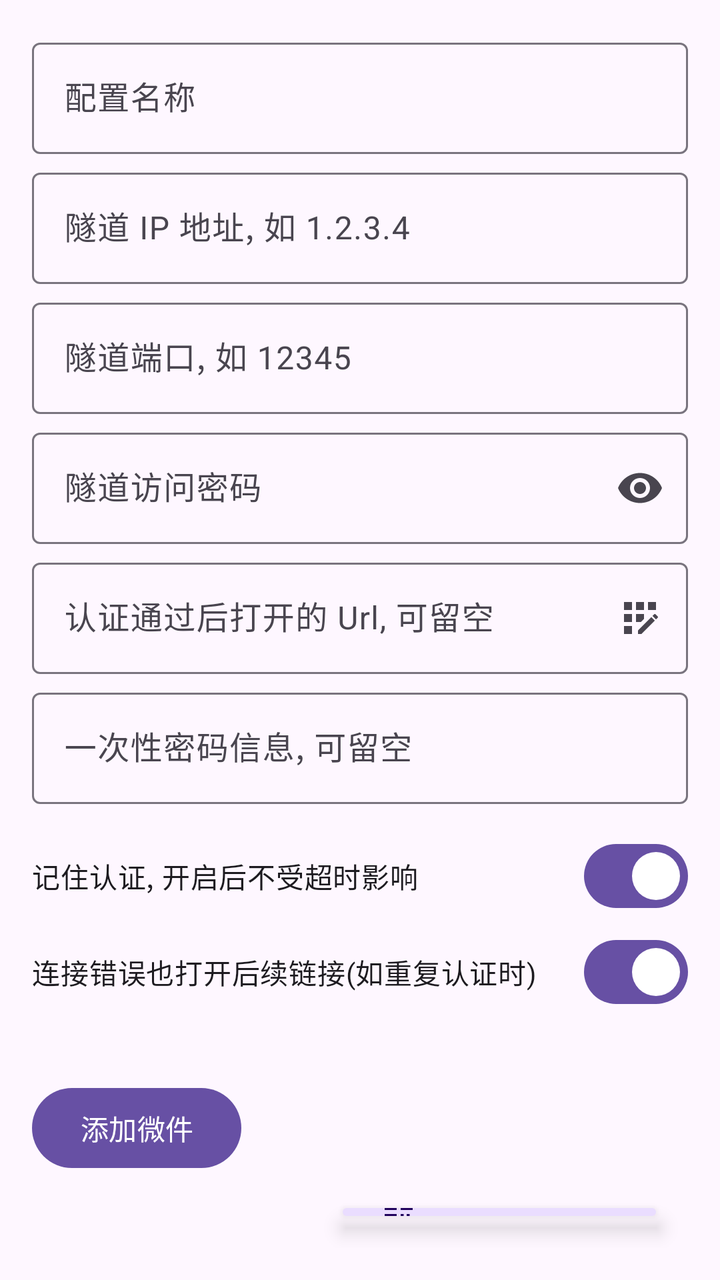
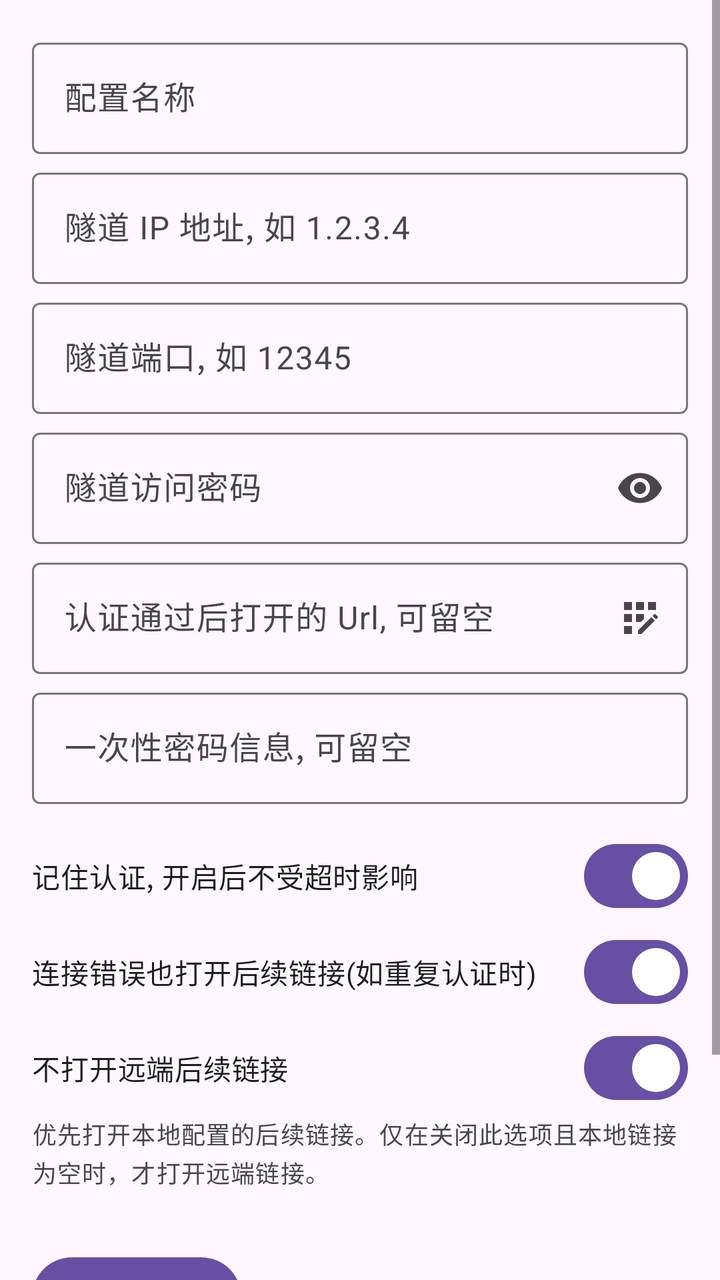

Compare the two renders of this Android layout. The source of the first and the diff that turns it into the second are given below.
<!-- AndroidManifest.xml: application theme Theme.SakuraFrpAuthPanelGuestTool -->
<!-- res/layout/auth_widget_configure.xml -->
<?xml version="1.0" encoding="utf-8"?>
<LinearLayout xmlns:android="http://schemas.android.com/apk/res/android"
    xmlns:app="http://schemas.android.com/apk/res-auto"
    android:layout_width="match_parent"
    android:layout_height="match_parent"
    android:orientation="vertical"
    android:padding="16dp">

    <com.google.android.material.textfield.TextInputLayout
        android:id="@+id/appwidget_name"
        android:layout_width="match_parent"
        android:layout_height="wrap_content"
        android:layout_marginBottom="4dp"
        android:hint="@string/configure"
        app:endIconMode="clear_text">

        <com.google.android.material.textfield.TextInputEditText
            android:layout_width="match_parent"
            android:layout_height="wrap_content" />
    </com.google.android.material.textfield.TextInputLayout>

    <com.google.android.material.textfield.TextInputLayout
        android:id="@+id/widget_addr"
        android:layout_width="match_parent"
        android:layout_height="wrap_content"
        android:layout_marginBottom="4dp"
        android:hint="@string/widget_addr"
        app:endIconMode="clear_text">

        <com.google.android.material.textfield.TextInputEditText
            android:layout_width="match_parent"
            android:layout_height="wrap_content" />
    </com.google.android.material.textfield.TextInputLayout>

    <com.google.android.material.textfield.TextInputLayout
        android:id="@+id/widget_port"
        android:layout_width="match_parent"
        android:layout_height="wrap_content"
        android:layout_marginBottom="4dp"
        android:hint="@string/widget_port"
        app:endIconMode="clear_text">

        <com.google.android.material.textfield.TextInputEditText
            android:layout_width="match_parent"
            android:layout_height="wrap_content" />
    </com.google.android.material.textfield.TextInputLayout>

    <com.google.android.material.textfield.TextInputLayout
        android:id="@+id/widget_pass"
        android:layout_width="match_parent"
        android:layout_height="wrap_content"
        android:layout_marginBottom="4dp"
        android:hint="@string/widget_pass"
        app:endIconMode="password_toggle">

        <com.google.android.material.textfield.TextInputEditText
            android:layout_width="match_parent"
            android:layout_height="wrap_content"
            android:inputType="textPassword" />
    </com.google.android.material.textfield.TextInputLayout>

    <com.google.android.material.textfield.TextInputLayout
        android:id="@+id/widget_call"
        android:layout_width="match_parent"
        android:layout_height="wrap_content"
        android:layout_marginBottom="4dp"
        android:hint="@string/widget_call"
        app:endIconContentDescription="@string/end_icon_app_select"
        app:endIconDrawable="@drawable/baseline_app_registration_24"
        app:endIconMode="custom">

        <com.google.android.material.textfield.TextInputEditText
            android:layout_width="match_parent"
            android:layout_height="wrap_content" />
    </com.google.android.material.textfield.TextInputLayout>

    <com.google.android.material.textfield.TextInputLayout
        android:id="@+id/widget_totp"
        android:layout_width="match_parent"
        android:layout_height="wrap_content"
        android:layout_marginBottom="4dp"
        android:hint="@string/widget_totp">

        <com.google.android.material.textfield.TextInputEditText
            android:layout_width="match_parent"
            android:layout_height="wrap_content" />
    </com.google.android.material.textfield.TextInputLayout>

    <com.google.android.material.materialswitch.MaterialSwitch
        android:id="@+id/widget_persist"
        android:layout_width="match_parent"
        android:layout_height="wrap_content"
        android:layout_marginTop="8dp"
        android:checked="true"
        android:text="@string/widget_persist" />

    <com.google.android.material.materialswitch.MaterialSwitch
        android:id="@+id/widget_alwayscb"
        android:layout_width="match_parent"
        android:layout_height="wrap_content"
        android:checked="true"
        android:text="@string/widget_alwayscb" />

    <Button
        android:id="@+id/add_button"
        style="@style/Widget.Material3.Button"
        android:layout_width="wrap_content"
        android:layout_height="wrap_content"
        android:layout_marginTop="30dp"
        android:text="@string/add_widget" />

    <androidx.coordinatorlayout.widget.CoordinatorLayout
        android:layout_width="match_parent"
        android:layout_height="match_parent"
        android:layout_gravity="bottom|end">

        <com.google.android.material.floatingactionbutton.ExtendedFloatingActionButton
            android:id="@+id/fab"
            android:layout_width="wrap_content"
            android:layout_height="wrap_content"
            android:layout_gravity="end|bottom"
            android:layout_margin="16dp"
            android:contentDescription="@string/btn_scan"
            android:text="@string/btn_scan"
            app:icon="@drawable/baseline_qr_code_scanner_24" />
    </androidx.coordinatorlayout.widget.CoordinatorLayout>

</LinearLayout>
<!-- resources referenced by this layout -->
<resources>
  <!-- drawable baseline_app_registration_24 (drawable) -->
  <vector android:height="24dp" android:tint="#FFFFFF"
      android:viewportHeight="24" android:viewportWidth="24"
      android:width="24dp" xmlns:android="http://schemas.android.com/apk/res/android">
      <path android:fillColor="@android:color/white" android:pathData="M10,4h4v4h-4z"/>
      <path android:fillColor="@android:color/white" android:pathData="M4,16h4v4h-4z"/>
      <path android:fillColor="@android:color/white" android:pathData="M4,10h4v4h-4z"/>
      <path android:fillColor="@android:color/white" android:pathData="M4,4h4v4h-4z"/>
      <path android:fillColor="@android:color/white" android:pathData="M14,12.42l0,-2.42l-4,0l0,4l2.42,0z"/>
      <path android:fillColor="@android:color/white" android:pathData="M20.88,11.29l-1.17,-1.17c-0.16,-0.16 -0.42,-0.16 -0.58,0L18.25,11L20,12.75l0.88,-0.88C21.04,11.71 21.04,11.45 20.88,11.29z"/>
      <path android:fillColor="@android:color/white" android:pathData="M11,18.25l0,1.75l1.75,0l6.67,-6.67l-1.75,-1.75z"/>
      <path android:fillColor="@android:color/white" android:pathData="M16,4h4v4h-4z"/>
  </vector>
  <!-- drawable baseline_qr_code_scanner_24 (drawable) -->
  <vector android:height="24dp" android:tint="#FFFFFF"
      android:viewportHeight="24" android:viewportWidth="24"
      android:width="24dp" xmlns:android="http://schemas.android.com/apk/res/android">
      <path android:fillColor="@android:color/white" android:pathData="M9.5,6.5v3h-3v-3H9.5M11,5H5v6h6V5L11,5zM9.5,14.5v3h-3v-3H9.5M11,13H5v6h6V13L11,13zM17.5,6.5v3h-3v-3H17.5M19,5h-6v6h6V5L19,5zM13,13h1.5v1.5H13V13zM14.5,14.5H16V16h-1.5V14.5zM16,13h1.5v1.5H16V13zM13,16h1.5v1.5H13V16zM14.5,17.5H16V19h-1.5V17.5zM16,16h1.5v1.5H16V16zM17.5,14.5H19V16h-1.5V14.5zM17.5,17.5H19V19h-1.5V17.5zM22,7h-2V4h-3V2h5V7zM22,22v-5h-2v3h-3v2H22zM2,22h5v-2H4v-3H2V22zM2,2v5h2V4h3V2H2z"/>
  </vector>
  <string name="add_widget">添加微件</string>
  <string name="btn_scan">扫码载入配置</string>
  <string name="configure">配置名称</string>
  <string name="end_icon_app_select">选择启动 APP</string>
  <string name="widget_addr">隧道 IP 地址, 如 1.2.3.4</string>
  <string name="widget_alwayscb">连接错误也打开后续链接(如重复认证时)</string>
  <string name="widget_call">认证通过后打开的 Url, 可留空</string>
  <string name="widget_pass">隧道访问密码</string>
  <string name="widget_persist">记住认证, 开启后不受超时影响</string>
  <string name="widget_port">隧道端口, 如 12345</string>
  <string name="widget_totp">一次性密码信息, 可留空</string>
  <style name="Theme.SakuraFrpAuthPanelGuestTool" parent="Theme.Material3.DayNight.NoActionBar" />
</resources>

<!-- the commit's change to res/layout/auth_widget_configure.xml (unified diff, before → after) -->
@@ -1,128 +1,147 @@
 <?xml version="1.0" encoding="utf-8"?>
-<LinearLayout xmlns:android="http://schemas.android.com/apk/res/android"
+<ScrollView xmlns:android="http://schemas.android.com/apk/res/android"
     xmlns:app="http://schemas.android.com/apk/res-auto"
     android:layout_width="match_parent"
     android:layout_height="match_parent"
-    android:orientation="vertical"
-    android:padding="16dp">
+    android:fillViewport="true">
 
-    <com.google.android.material.textfield.TextInputLayout
-        android:id="@+id/appwidget_name"
+    <LinearLayout
         android:layout_width="match_parent"
         android:layout_height="wrap_content"
-        android:layout_marginBottom="4dp"
-        android:hint="@string/configure"
-        app:endIconMode="clear_text">
+        android:orientation="vertical"
+        android:padding="16dp">
 
-        <com.google.android.material.textfield.TextInputEditText
-            android:layout_width="match_parent"
-            android:layout_height="wrap_content" />
-    </com.google.android.material.textfield.TextInputLayout>
-
-    <com.google.android.material.textfield.TextInputLayout
-        android:id="@+id/widget_addr"
-        android:layout_width="match_parent"
-        android:layout_height="wrap_content"
-        android:layout_marginBottom="4dp"
-        android:hint="@string/widget_addr"
-        app:endIconMode="clear_text">
-
-        <com.google.android.material.textfield.TextInputEditText
-            android:layout_width="match_parent"
-            android:layout_height="wrap_content" />
-    </com.google.android.material.textfield.TextInputLayout>
-
-    <com.google.android.material.textfield.TextInputLayout
-        android:id="@+id/widget_port"
-        android:layout_width="match_parent"
-        android:layout_height="wrap_content"
-        android:layout_marginBottom="4dp"
-        android:hint="@string/widget_port"
-        app:endIconMode="clear_text">
-
-        <com.google.android.material.textfield.TextInputEditText
-            android:layout_width="match_parent"
-            android:layout_height="wrap_content" />
-    </com.google.android.material.textfield.TextInputLayout>
-
-    <com.google.android.material.textfield.TextInputLayout
-        android:id="@+id/widget_pass"
-        android:layout_width="match_parent"
-        android:layout_height="wrap_content"
-        android:layout_marginBottom="4dp"
-        android:hint="@string/widget_pass"
-        app:endIconMode="password_toggle">
-
-        <com.google.android.material.textfield.TextInputEditText
+        <com.google.android.material.textfield.TextInputLayout
+            android:id="@+id/appwidget_name"
             android:layout_width="match_parent"
             android:layout_height="wrap_content"
-            android:inputType="textPassword" />
-    </com.google.android.material.textfield.TextInputLayout>
+            android:layout_marginBottom="4dp"
+            android:hint="@string/configure"
+            app:endIconMode="clear_text">
 
-    <com.google.android.material.textfield.TextInputLayout
-        android:id="@+id/widget_call"
-        android:layout_width="match_parent"
-        android:layout_height="wrap_content"
-        android:layout_marginBottom="4dp"
-        android:hint="@string/widget_call"
-        app:endIconContentDescription="@string/end_icon_app_select"
-        app:endIconDrawable="@drawable/baseline_app_registration_24"
-        app:endIconMode="custom">
+            <com.google.android.material.textfield.TextInputEditText
+                android:layout_width="match_parent"
+                android:layout_height="wrap_content" />
+        </com.google.android.material.textfield.TextInputLayout>
 
-        <com.google.android.material.textfield.TextInputEditText
+        <com.google.android.material.textfield.TextInputLayout
+            android:id="@+id/widget_addr"
             android:layout_width="match_parent"
-            android:layout_height="wrap_content" />
-    </com.google.android.material.textfield.TextInputLayout>
+            android:layout_height="wrap_content"
+            android:layout_marginBottom="4dp"
+            android:hint="@string/widget_addr"
+            app:endIconMode="clear_text">
 
-    <com.google.android.material.textfield.TextInputLayout
-        android:id="@+id/widget_totp"
-        android:layout_width="match_parent"
-        android:layout_height="wrap_content"
-        android:layout_marginBottom="4dp"
-        android:hint="@string/widget_totp">
+            <com.google.android.material.textfield.TextInputEditText
+                android:layout_width="match_parent"
+                android:layout_height="wrap_content" />
+        </com.google.android.material.textfield.TextInputLayout>
 
-        <com.google.android.material.textfield.TextInputEditText
+        <com.google.android.material.textfield.TextInputLayout
+            android:id="@+id/widget_port"
             android:layout_width="match_parent"
-            android:layout_height="wrap_content" />
-    </com.google.android.material.textfield.TextInputLayout>
+            android:layout_height="wrap_content"
+            android:layout_marginBottom="4dp"
+            android:hint="@string/widget_port"
+            app:endIconMode="clear_text">
 
-    <com.google.android.material.materialswitch.MaterialSwitch
-        android:id="@+id/widget_persist"
-        android:layout_width="match_parent"
-        android:layout_height="wrap_content"
-        android:layout_marginTop="8dp"
-        android:checked="true"
-        android:text="@string/widget_persist" />
+            <com.google.android.material.textfield.TextInputEditText
+                android:layout_width="match_parent"
+                android:layout_height="wrap_content" />
+        </com.google.android.material.textfield.TextInputLayout>
 
-    <com.google.android.material.materialswitch.MaterialSwitch
-        android:id="@+id/widget_alwayscb"
-        android:layout_width="match_parent"
-        android:layout_height="wrap_content"
-        android:checked="true"
-        android:text="@string/widget_alwayscb" />
+        <com.google.android.material.textfield.TextInputLayout
+            android:id="@+id/widget_pass"
+            android:layout_width="match_parent"
+            android:layout_height="wrap_content"
+            android:layout_marginBottom="4dp"
+            android:hint="@string/widget_pass"
+            app:endIconMode="password_toggle">
 
-    <Button
-        android:id="@+id/add_button"
-        style="@style/Widget.Material3.Button"
-        android:layout_width="wrap_content"
-        android:layout_height="wrap_content"
-        android:layout_marginTop="30dp"
-        android:text="@string/add_widget" />
+            <com.google.android.material.textfield.TextInputEditText
+                android:layout_width="match_parent"
+                android:layout_height="wrap_content"
+                android:inputType="textPassword" />
+        </com.google.android.material.textfield.TextInputLayout>
 
-    <androidx.coordinatorlayout.widget.CoordinatorLayout
-        android:layout_width="match_parent"
-        android:layout_height="match_parent"
-        android:layout_gravity="bottom|end">
+        <com.google.android.material.textfield.TextInputLayout
+            android:id="@+id/widget_call"
+            android:layout_width="match_parent"
+            android:layout_height="wrap_content"
+            android:layout_marginBottom="4dp"
+            android:hint="@string/widget_call"
+            app:endIconContentDescription="@string/end_icon_app_select"
+            app:endIconDrawable="@drawable/baseline_app_registration_24"
+            app:endIconMode="custom">
 
-        <com.google.android.material.floatingactionbutton.ExtendedFloatingActionButton
-            android:id="@+id/fab"
+            <com.google.android.material.textfield.TextInputEditText
+                android:layout_width="match_parent"
+                android:layout_height="wrap_content" />
+        </com.google.android.material.textfield.TextInputLayout>
+
+        <com.google.android.material.textfield.TextInputLayout
+            android:id="@+id/widget_totp"
+            android:layout_width="match_parent"
+            android:layout_height="wrap_content"
+            android:layout_marginBottom="4dp"
+            android:hint="@string/widget_totp">
+
+            <com.google.android.material.textfield.TextInputEditText
+                android:layout_width="match_parent"
+                android:layout_height="wrap_content" />
+        </com.google.android.material.textfield.TextInputLayout>
+
+        <com.google.android.material.materialswitch.MaterialSwitch
+            android:id="@+id/widget_persist"
+            android:layout_width="match_parent"
+            android:layout_height="wrap_content"
+            android:layout_marginTop="8dp"
+            android:checked="true"
+            android:text="@string/widget_persist" />
+
+        <com.google.android.material.materialswitch.MaterialSwitch
+            android:id="@+id/widget_alwayscb"
+            android:layout_width="match_parent"
+            android:layout_height="wrap_content"
+            android:checked="true"
+            android:text="@string/widget_alwayscb" />
+
+        <com.google.android.material.materialswitch.MaterialSwitch
+            android:id="@+id/widget_ignore_remote_redirects"
+            android:layout_width="match_parent"
+            android:layout_height="wrap_content"
+            android:checked="true"
+            android:text="@string/widget_ignore_remote_redirects" />
+
+        <TextView
+            android:layout_width="match_parent"
+            android:layout_height="wrap_content"
+            android:text="@string/widget_redirect_priority"
+            android:textAppearance="@style/TextAppearance.Material3.BodySmall" />
+
+        <Button
+            android:id="@+id/add_button"
+            style="@style/Widget.Material3.Button"
             android:layout_width="wrap_content"
             android:layout_height="wrap_content"
-            android:layout_gravity="end|bottom"
-            android:layout_margin="16dp"
-            android:contentDescription="@string/btn_scan"
-            android:text="@string/btn_scan"
-            app:icon="@drawable/baseline_qr_code_scanner_24" />
-    </androidx.coordinatorlayout.widget.CoordinatorLayout>
+            android:layout_marginTop="30dp"
+            android:text="@string/add_widget" />
 
-</LinearLayout>
+        <androidx.coordinatorlayout.widget.CoordinatorLayout
+            android:layout_width="match_parent"
+            android:layout_height="wrap_content"
+            android:layout_gravity="bottom|end">
+
+            <com.google.android.material.floatingactionbutton.ExtendedFloatingActionButton
+                android:id="@+id/fab"
+                android:layout_width="wrap_content"
+                android:layout_height="wrap_content"
+                android:layout_gravity="end|bottom"
+                android:layout_margin="16dp"
+                android:contentDescription="@string/btn_scan"
+                android:text="@string/btn_scan"
+                app:icon="@drawable/baseline_qr_code_scanner_24" />
+        </androidx.coordinatorlayout.widget.CoordinatorLayout>
+
+    </LinearLayout>
+</ScrollView>
<!-- resource entries referenced after the edit -->
@@ -26,9 +26,11 @@
   <string name="widget_addr">隧道 IP 地址, 如 1.2.3.4</string>
   <string name="widget_alwayscb">连接错误也打开后续链接(如重复认证时)</string>
   <string name="widget_call">认证通过后打开的 Url, 可留空</string>
+  <string name="widget_ignore_remote_redirects">不打开远端后续链接</string>
   <string name="widget_pass">隧道访问密码</string>
   <string name="widget_persist">记住认证, 开启后不受超时影响</string>
   <string name="widget_port">隧道端口, 如 12345</string>
+  <string name="widget_redirect_priority">优先打开本地配置的后续链接。仅在关闭此选项且本地链接为空时，才打开远端链接。</string>
   <string name="widget_totp">一次性密码信息, 可留空</string>
   <style name="Theme.SakuraFrpAuthPanelGuestTool" parent="Theme.Material3.DayNight.NoActionBar" />
 </resources>
